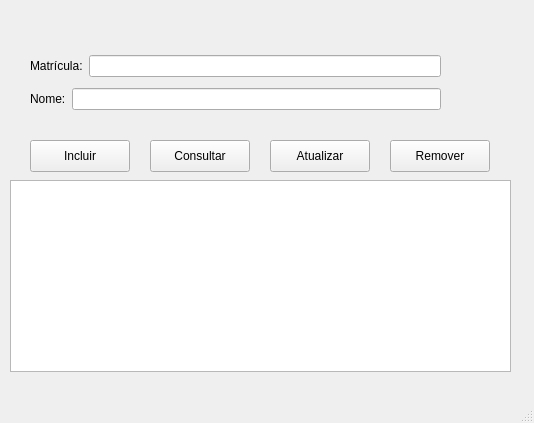
First picture: the form in telaprincipalaluno.ui, repository ArturNunes21/AlunoDao, before the edit.
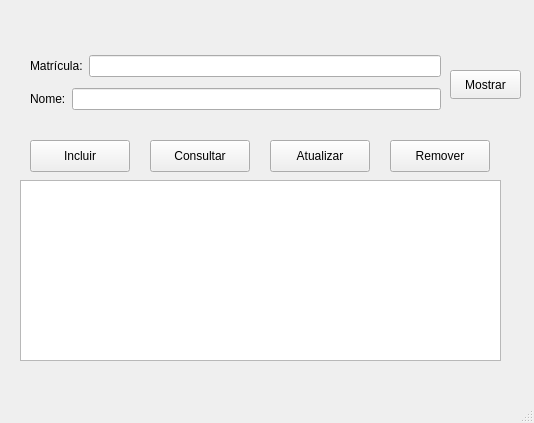
Second picture: the form after the edit.

```diff
--- a/telaprincipalaluno.ui
+++ b/telaprincipalaluno.ui
@@ -66,17 +66,7 @@
      <string>Remover</string>
     </property>
    </widget>
-   <widget class="QTableView" name="tableView">
-    <property name="geometry">
-     <rect>
-      <x>10</x>
-      <y>180</y>
-      <width>501</width>
-      <height>192</height>
-     </rect>
-    </property>
-   </widget>
-   <widget class="QWidget" name="">
+   <widget class="QWidget" name="layoutWidget">
     <property name="geometry">
      <rect>
       <x>30</x>
@@ -116,6 +106,29 @@
      </item>
     </layout>
    </widget>
+   <widget class="QPushButton" name="pushButton">
+    <property name="geometry">
+     <rect>
+      <x>450</x>
+      <y>70</y>
+      <width>71</width>
+      <height>29</height>
+     </rect>
+    </property>
+    <property name="text">
+     <string>Mostrar</string>
+    </property>
+   </widget>
+   <widget class="QTableView" name="tableView">
+    <property name="geometry">
+     <rect>
+      <x>20</x>
+      <y>180</y>
+      <width>481</width>
+      <height>181</height>
+     </rect>
+    </property>
+   </widget>
   </widget>
   <widget class="QMenuBar" name="menubar">
    <property name="geometry">
```
Left out of the diff: 5 changed lines with no effect on the pictures.
